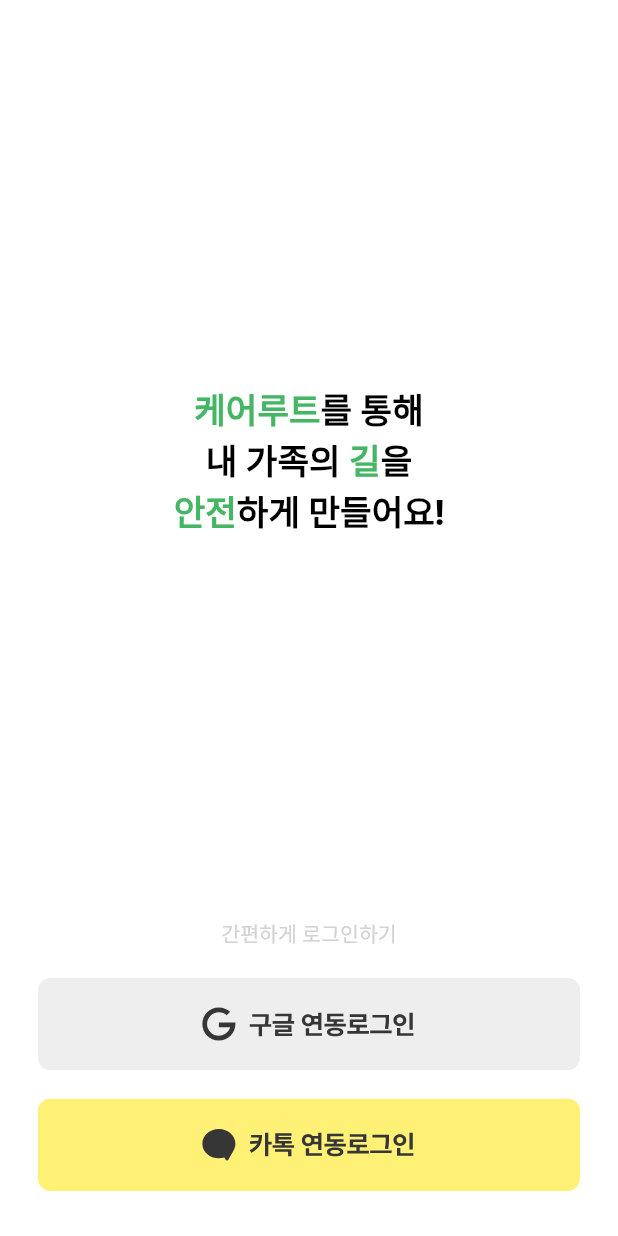
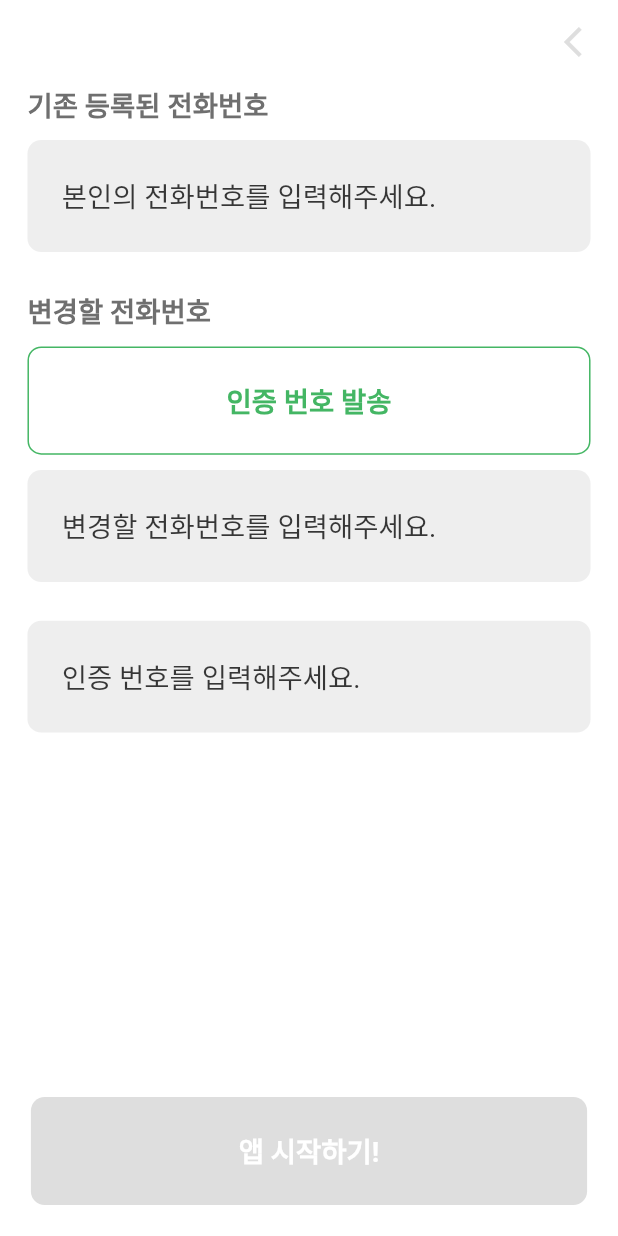
Before and after one commit to JeHeeYu/Care-Route, a Flutter app: the screen it shows after launch, on a phone screen of 412 x 824 dp. Run offline on Flutter 3.47's test engine with Material 2 defaults, Android fonts, the phone set to English and light mode, and no system bars; our stand-ins replace firebase_core, firebase_messaging, flutter_screenutil, flutter_secure_storage, flutter_svg, geolocator and 3 more; missing offline and left inert: flutter_naver_map, kakao_flutter_sdk_user; accounts and stored records are empty; Roboto replaces fonts that are missing (Pretendard).

Commit message:
feat: 전화번호 변경 화면 구현

```diff
--- a/lib/consts/strings.dart
+++ b/lib/consts/strings.dart
@@ -107,6 +107,9 @@ class Strings {
   static const String guideConnectionGude2 = "하고,\n가족에게 안전한 길을\n";
   static const String guideConnectionGude3 = "하고,";
   static const String guideConnectionGude4 = "해요.";
+  static const String currentNumberGuide = "기존 등록된 전화번호";
+  static const String changeNumber = "변경할 전화번호";
+  static const String changeNumberGuide = "변경할 전화번호를 입력해주세요.";
 
   // === API KEY ===
   static const String idTokenKey = "idToken";
--- a/lib/main.dart
+++ b/lib/main.dart
@@ -4,6 +4,7 @@ import 'package:care_route/view_models/route_view_model.dart';
 import 'package:care_route/view_models/routine_view_model.dart';
 import 'package:care_route/views/pages/favorite_page.dart';
 import 'package:care_route/views/pages/login_page.dart';
+import 'package:care_route/views/pages/my_page/number_change_page.dart';
 import 'package:care_route/views/pages/my_page/target_connection_page.dart';
 import 'package:care_route/views/pages/route_guide_page.dart';
 import 'package:care_route/views/pages/splash_page.dart';
@@ -150,7 +151,7 @@ class _MyAppState extends State<MyApp> {
           theme: ThemeData(
             primarySwatch: Colors.blue,
           ),
-          home: const SplashPage(),
+          home: const NumberChangePage(),
         ),
       ),
     );
--- /dev/null
+++ b/lib/views/pages/my_page/number_change_page.dart
@@ -0,0 +1,204 @@
+import 'package:care_route/views/widgets/back_app_bar.dart';
+import 'package:flutter/material.dart';
+import 'package:flutter/services.dart';
+import 'package:flutter/src/widgets/framework.dart';
+import 'package:flutter/src/widgets/placeholder.dart';
+import 'package:flutter_screenutil/flutter_screenutil.dart';
+
+import '../../../consts/colors.dart';
+import '../../../consts/strings.dart';
+import '../../widgets/infinity_button.dart';
+import '../../widgets/user_text.dart';
+
+class NumberChangePage extends StatefulWidget {
+  const NumberChangePage({super.key});
+
+  @override
+  State<NumberChangePage> createState() => _NumberChangePageState();
+}
+
+class _NumberChangePageState extends State<NumberChangePage> {
+  final TextEditingController _currentNumberController =
+      TextEditingController();
+  final TextEditingController _afterNumberController = TextEditingController();
+  final TextEditingController _authNumberController = TextEditingController();
+
+  bool _getButtonEnableState() {
+    return _currentNumberController.text.isNotEmpty &&
+        _afterNumberController.text.isNotEmpty &&
+        _authNumberController.text.isNotEmpty;
+  }
+
+  Widget _buildTextFieldWidget(
+      TextEditingController controller,
+      String hintText,
+      TextInputType inputType,
+      List<TextInputFormatter> inputFormatters) {
+    return TextField(
+      controller: controller,
+      keyboardType: inputType,
+      inputFormatters: inputFormatters,
+      decoration: InputDecoration(
+        border: InputBorder.none,
+        hintText: hintText,
+        hintStyle: TextStyle(
+          fontFamily: "Pretendard",
+          fontWeight: FontWeight.w400,
+          fontSize: ScreenUtil().setSp(16.0),
+          color: const Color(UserColors.gray07),
+        ),
+        contentPadding: EdgeInsets.symmetric(
+            horizontal: ScreenUtil().setWidth(20.0),
+            vertical: ScreenUtil().setHeight(18.5)),
+      ),
+      style: TextStyle(
+        fontFamily: "Pretendard",
+        fontWeight: FontWeight.w400,
+        fontSize: ScreenUtil().setSp(16.0),
+        color: const Color(UserColors.gray07),
+      ),
+      maxLines: 1,
+      onChanged: (text) {
+        setState(() {});
+      },
+    );
+  }
+
+  Widget _currentInputGuide() {
+    return UserText(
+      text: Strings.currentNumberGuide,
+      color: const Color(UserColors.gray06),
+      weight: FontWeight.w700,
+      size: ScreenUtil().setSp(16.0),
+    );
+    ;
+  }
+
+  Widget _buildInputPhoneNumber() {
+    return Container(
+      decoration: BoxDecoration(
+          color: const Color(UserColors.gray02),
+          borderRadius: BorderRadius.circular(ScreenUtil().radius(8.0))),
+      child: _buildTextFieldWidget(
+        _currentNumberController,
+        // Jehee
+        Strings.inputPhoneNumberHint,
+        TextInputType.number,
+        [FilteringTextInputFormatter.digitsOnly],
+      ),
+    );
+  }
+
+  Widget _changeInputGuide() {
+    return UserText(
+      text: Strings.changeNumber,
+      color: const Color(UserColors.gray06),
+      weight: FontWeight.w700,
+      size: ScreenUtil().setSp(16.0),
+    );
+    ;
+  }
+
+  Widget _buildSendCertificationNumber() {
+    return Container(
+      width: double.infinity,
+      height: ScreenUtil().setHeight(56.0),
+      decoration: BoxDecoration(
+        color: Colors.white,
+        border: Border.all(
+          color: const Color(UserColors.pointGreen),
+          width: 1.0,
+        ),
+        borderRadius: BorderRadius.circular(ScreenUtil().radius(8.0)),
+      ),
+      child: Center(
+        child: UserText(
+          text: Strings.sendCertificationNumber,
+          color: const Color(UserColors.pointGreen),
+          weight: FontWeight.w700,
+          size: ScreenUtil().setSp(16.0),
+        ),
+      ),
+    );
+  }
+
+  Widget _buildInpuAfterNumber() {
+    return Container(
+      decoration: BoxDecoration(
+          color: const Color(UserColors.gray02),
+          borderRadius: BorderRadius.circular(ScreenUtil().radius(8.0))),
+      child: _buildTextFieldWidget(
+        _afterNumberController,
+        // Jehee
+        Strings.changeNumberGuide,
+        TextInputType.number,
+        [FilteringTextInputFormatter.digitsOnly],
+      ),
+    );
+  }
+
+  Widget _buildInputAuthNumber() {
+    return Container(
+      decoration: BoxDecoration(
+          color: const Color(UserColors.gray02),
+          borderRadius: BorderRadius.circular(ScreenUtil().radius(8.0))),
+      child: _buildTextFieldWidget(
+        _authNumberController,
+        Strings.certificationNumberHint,
+        TextInputType.text,
+        [LengthLimitingTextInputFormatter(4)],
+      ),
+    );
+  }
+
+  @override
+  Widget build(BuildContext context) {
+    return Scaffold(
+      appBar: const BackAppBar(isRight: true),
+      backgroundColor: Colors.white,
+      body: Column(
+        children: [
+          Expanded(
+            child: SingleChildScrollView(
+              child: Padding(
+                padding: EdgeInsets.symmetric(
+                    horizontal: ScreenUtil().setWidth(16.0)),
+                child: Column(
+                  crossAxisAlignment: CrossAxisAlignment.start,
+                  children: [
+                    _currentInputGuide(),
+                    SizedBox(height: ScreenUtil().setHeight(8.0)),
+                    _buildInputPhoneNumber(),
+                    SizedBox(height: ScreenUtil().setHeight(20.0)),
+                    _changeInputGuide(),
+                    SizedBox(height: ScreenUtil().setHeight(8.0)),
+                    _buildSendCertificationNumber(),
+                    SizedBox(height: ScreenUtil().setHeight(8.0)),
+                    _buildInpuAfterNumber(),
+                    SizedBox(height: ScreenUtil().setHeight(20.0)),
+                    _buildInputAuthNumber(),
+                  ],
+                ),
+              ),
+            ),
+          ),
+          SizedBox(height: ScreenUtil().setHeight(20.0)),
+          Padding(
+            padding: EdgeInsets.all(ScreenUtil().setHeight(16.0)),
+            child: InfinityButton(
+              height: ScreenUtil().setHeight(56.0),
+              radius: ScreenUtil().radius(8.0),
+              backgroundColor: _getButtonEnableState()
+                  ? const Color(UserColors.pointGreen)
+                  : const Color(UserColors.gray03),
+              text: Strings.appStart,
+              textSize: ScreenUtil().setSp(16.0),
+              textColor: const Color(UserColors.gray01),
+              textWeight: FontWeight.w600,
+            ),
+          ),
+        ],
+      ),
+    );
+  }
+}
```
